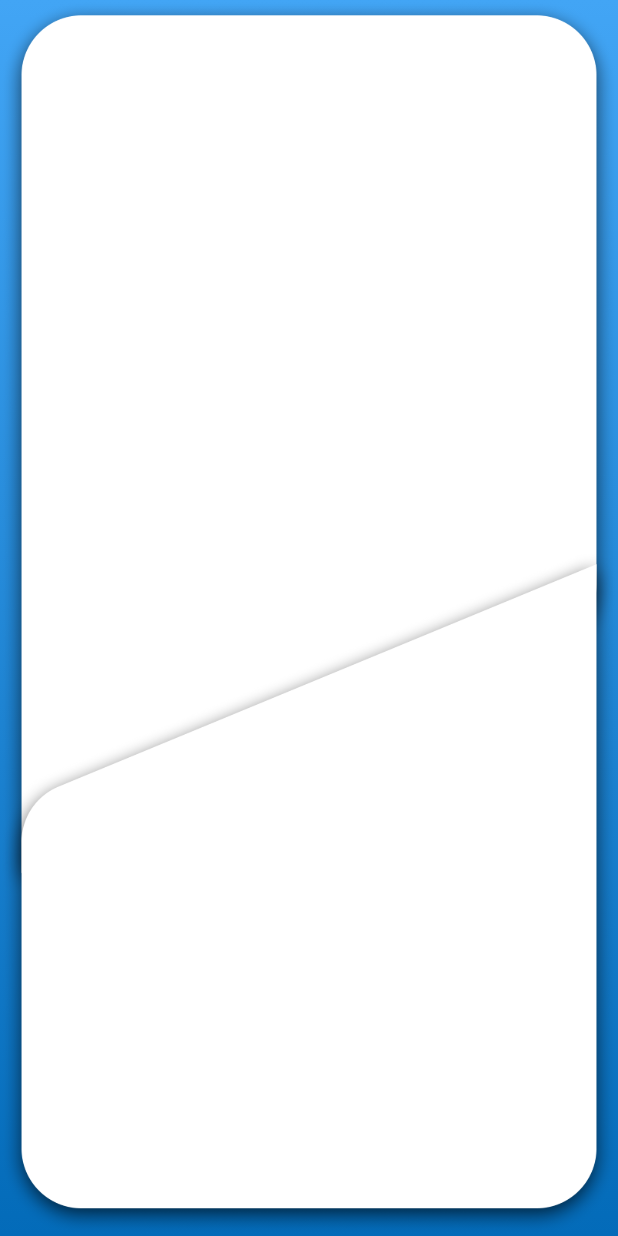
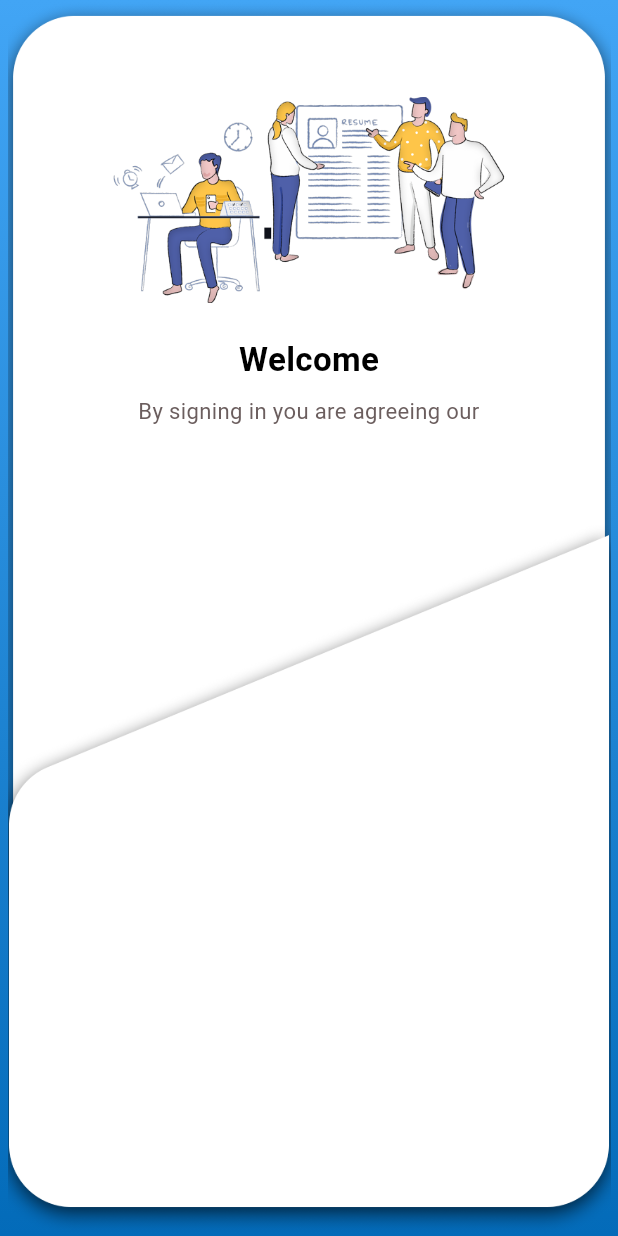
Before and after one commit to Korya25/auth_UI, a Flutter app: the screen it shows after launch, on a phone screen of 412 x 824 dp. Run offline on Flutter 3.47's test engine with Material 3 defaults, Android fonts, the light colour scheme and no system bars; our stand-ins replace animate_do, device_preview, flutter_screenutil, flutter_svg, font_awesome_flutter, google_fonts and 1 more.

Commit message:
update background

```diff
--- a/lib/main.dart
+++ b/lib/main.dart
@@ -5,14 +5,7 @@
 import 'package:flutter_screenutil/flutter_screenutil.dart';
 
 void main() {
-  runApp(
-    DevicePreview(
-      enabled: !kReleaseMode,
-      builder: (context) => MyApp(), // Wrap your app
-    ),
-
-    //const MyApp()
-  );
+  runApp(DevicePreview(builder: (context) => const MyApp()));
 }
 
 class MyApp extends StatelessWidget {
--- /dev/null
+++ b/lib/refactors/bottom_background_widget.dart
@@ -0,0 +1,16 @@
+import 'package:flutter/material.dart';
+import 'package:flutter_screenutil/flutter_screenutil.dart';
+
+class BottomBackgroundWidget extends StatelessWidget {
+  const BottomBackgroundWidget({super.key});
+
+  @override
+  Widget build(BuildContext context) {
+    return Image.asset(
+      'assets/Rectangle_buttom.png',
+      fit: BoxFit.cover,
+      width: double.infinity,
+      height: 0.58.sh,
+    );
+  }
+}
--- /dev/null
+++ b/lib/refactors/top_background_widget.dart
@@ -0,0 +1,39 @@
+import 'package:auth_ui/widgets/header_widget.dart';
+import 'package:flutter/material.dart';
+import 'package:flutter_screenutil/flutter_screenutil.dart';
+
+class TopBackgroundWidget extends StatelessWidget {
+  const TopBackgroundWidget({super.key});
+
+  @override
+  Widget build(BuildContext context) {
+    return Container(
+      width: double.infinity,
+      height: 0.75.sh,
+      decoration: BoxDecoration(
+        image: DecorationImage(
+          image: AssetImage('assets/Rectangle_top.png'),
+          fit: BoxFit.cover,
+        ),
+      ),
+      child: Padding(
+        padding: EdgeInsets.symmetric(horizontal: 30.w, vertical: 50.h),
+        child: TopBackgroundBody(),
+      ),
+    );
+  }
+}
+
+class TopBackgroundBody extends StatelessWidget {
+  const TopBackgroundBody({super.key});
+
+  @override
+  Widget build(BuildContext context) {
+    return Column(
+      children: [
+        //welcome
+        HeaderWidget(),
+      ],
+    );
+  }
+}
--- a/lib/screens/login_screen.dart
+++ b/lib/screens/login_screen.dart
@@ -1,7 +1,10 @@
 import 'package:auth_ui/constants/app_colors.dart';
+import 'package:auth_ui/refactors/bottom_background_widget.dart';
+import 'package:auth_ui/refactors/top_background_widget.dart';
 import 'package:flutter/material.dart';
+import 'package:animate_do/animate_do.dart';
 import 'package:flutter_screenutil/flutter_screenutil.dart';
-import 'package:animate_do/animate_do.dart';
+import 'package:flutter_svg/svg.dart';
 
 class LoginScreen extends StatelessWidget {
   const LoginScreen({super.key});
@@ -19,7 +22,10 @@
             colors: [AppColors.backgroundLight, AppColors.backgrounddark],
           ),
         ),
-        child: const LoginBody(),
+        child: Padding(
+          padding: const EdgeInsets.symmetric(horizontal: 5),
+          child: const LoginBody(),
+        ),
       ),
     );
   }
@@ -37,12 +43,8 @@
           left: 0,
           right: 0,
           child: FadeInDown(
-            duration: const Duration(milliseconds: 1000),
-            child: Image.asset(
-              'assets/Rectangle_top.png',
-              fit: BoxFit.cover,
-              width: double.infinity,
-            ),
+            duration: const Duration(seconds: 1),
+            child: TopBackgroundWidget(),
           ),
         ),
 
@@ -51,12 +53,8 @@
           left: 0,
           right: 0,
           child: FadeInUp(
-            duration: const Duration(milliseconds: 1000),
-            child: Image.asset(
-              'assets/Rectangle_buttom.png',
-              fit: BoxFit.cover,
-              width: double.infinity,
-            ),
+            duration: const Duration(seconds: 1),
+            child: BottomBackgroundWidget(),
           ),
         ),
       ],
--- a/lib/widgets/welcome_widget.dart
+++ b/lib/widgets/header_widget.dart
@@ -3,13 +3,13 @@
 import 'package:flutter_screenutil/flutter_screenutil.dart';
 import 'package:google_fonts/google_fonts.dart';
 
-class WelcomeWidget extends StatelessWidget {
+class HeaderWidget extends StatelessWidget {
   final String title;
   final String subtitle;
   final String termsText;
   final VoidCallback? onTermsTap;
 
-  const WelcomeWidget({
+  const HeaderWidget({
     super.key,
     this.title = "Welcome",
     this.subtitle = "By signing in you are agreeing our",
@@ -21,20 +21,11 @@
   Widget build(BuildContext context) {
     return Column(
       children: [
+        SizedBox(height: 20.h),
+
         // Illustration placeholder
-        Container(
-          height: 120.h,
-          width: double.infinity,
-          decoration: BoxDecoration(
-            color: Colors.white,
-            borderRadius: BorderRadius.circular(12.r),
-          ),
-          child: Icon(
-            Icons.people_outline,
-            size: 60.w,
-            color: AppColors.primary,
-          ),
-        ),
+        Image.asset('assets/login_image.png', fit: BoxFit.cover),
+
         SizedBox(height: 24.h),
         Text(
           title,
--- a/pubspec.yaml
+++ b/pubspec.yaml
@@ -40,6 +40,7 @@
   google_fonts: ^6.2.1
   font_awesome_flutter: ^10.8.0
   animate_do: ^4.2.0
+  flutter_svg: ^2.2.0
 
 dev_dependencies:
   flutter_test:
@@ -65,6 +66,7 @@
   # To add assets to your application, add an assets section, like this:
   assets:
     - assets/
+    - assets/svgs/
   #   - images/a_dot_ham.jpeg
 
   # An image asset can refer to one or more resolution-specific "variants", see
```
Also changed, not shown: assets/svgs/Rectangle 17.svg (added), assets/svgs/Rectangle 177.svg (added), assets/svgs/Rectangle 18.svg (added), assets/svgs/Rectangle 188.svg (added), pubspec.lock.
